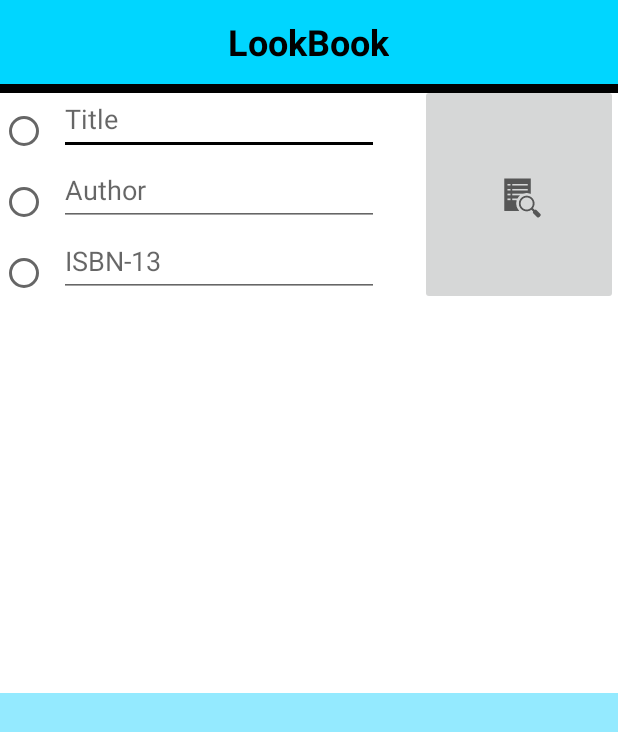
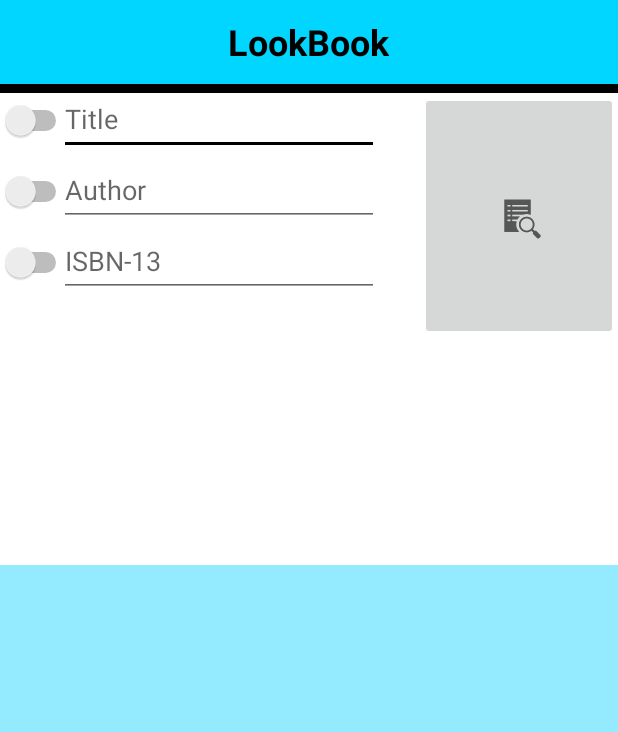
Before and after one commit to EdwardVillasenor1992/CST-438_final, an Android app: the MainSearchBooks screen opened directly, with no data from a screen before it, on a phone screen of 412 x 824 dp. Shown: the top 732 px of the screen. Run offline under Robolectric (Android 15) with nearby library versions, the light colour scheme and no system bars.

Commit message:
Added switch buttons and changed layout

```diff
--- a/app/src/main/res/layout/main_search_books.xml
+++ b/app/src/main/res/layout/main_search_books.xml
@@ -47,45 +47,21 @@
         android:inputType="text"
         tools:ignore="RtlCompat" />
 
-    <RadioButton
-        android:id="@+id/radioButtonTitle"
-        android:layout_width="wrap_content"
-        android:layout_height="wrap_content"
-        android:layout_alignBottom="@+id/title_input"
-        android:layout_alignParentStart="true"
-        tools:ignore="RtlCompat" />
-
-    <RadioButton
-        android:id="@+id/radioButtonAuthor"
-        android:layout_width="wrap_content"
-        android:layout_height="wrap_content"
-        android:layout_alignBottom="@+id/author_input"
-        android:layout_alignParentStart="true"
-        tools:ignore="RtlCompat" />
-
-    <RadioButton
-        android:id="@+id/radioButtonISBN"
-        android:layout_width="wrap_content"
-        android:layout_height="wrap_content"
-        android:layout_alignBottom="@+id/ISBN_input"
-        android:layout_alignParentStart="true"
-        android:paddingBottom="1dp"
-        tools:ignore="RtlCompat" />
-
     <ImageButton
         android:id="@+id/searchBookButton"
         android:layout_width="132dp"
-        android:layout_height="147dp"
+        android:layout_height="165dp"
         android:layout_alignParentEnd="true"
-        android:layout_alignParentTop="true"
+        android:layout_alignTop="@+id/switchTitle"
+        android:layout_marginTop="-5dp"
         app:srcCompat="?android:attr/actionModeFindDrawable"
-        tools:ignore="NewApi,RtlCompat"
+        tools:ignore="NewApi,RtlCompat,UnknownId"
         tools:targetApi="lollipop" />
 
     <ListView
         android:id="@+id/listview_books"
         android:layout_width="wrap_content"
-        android:layout_height="362dp"
+        android:layout_height="447dp"
         android:layout_alignParentBottom="true"
         android:layout_alignParentLeft="true"
         android:background="#94EAFF"
@@ -95,4 +71,28 @@
         android:paddingRight="22dp"
         android:paddingTop="22dp" />
 
+    <Switch
+        android:id="@+id/switchTitle"
+        android:layout_width="wrap_content"
+        android:layout_height="wrap_content"
+        android:layout_alignBaseline="@+id/title_input"
+        android:layout_alignParentStart="true"
+        android:layout_alignParentLeft="true" />
+
+    <Switch
+        android:id="@+id/switchAuthor"
+        android:layout_width="wrap_content"
+        android:layout_height="wrap_content"
+        android:layout_alignBaseline="@+id/author_input"
+        android:layout_alignParentStart="true"
+        android:layout_alignParentLeft="true" />
+
+    <Switch
+        android:id="@+id/switchISBN"
+        android:layout_width="wrap_content"
+        android:layout_height="wrap_content"
+        android:layout_alignBaseline="@+id/ISBN_input"
+        android:layout_alignParentStart="true"
+        android:layout_alignParentLeft="true" />
+
 </RelativeLayout>
```
